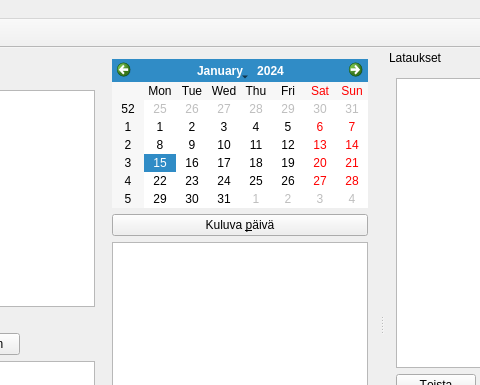
First picture: the form in mainwindow.ui, repository thelineva/tvkaistagui, before the edit; both pictures show x 365 to 845 and y 0 to 385 of the 1028 by 600 pixel window.
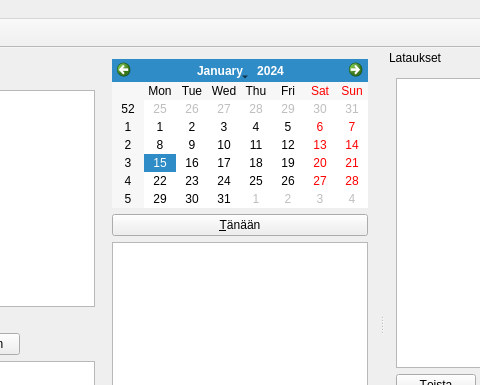
Second picture: the form after the edit. Icons and pictures are not drawn.

Commit message: Kuluva päivä -> Tänään

```diff
--- a/mainwindow.ui
+++ b/mainwindow.ui
@@ -193,7 +193,7 @@
          <string>Näytä kuluvan päivän ohjelmatiedot</string>
         </property>
         <property name="text">
-         <string>Kuluva &amp;päivä</string>
+         <string>&amp;Tänään</string>
         </property>
         <property name="icon">
          <iconset resource="images.qrc">
```
Left out of the diff: 2 changed lines with no effect on the pictures.
